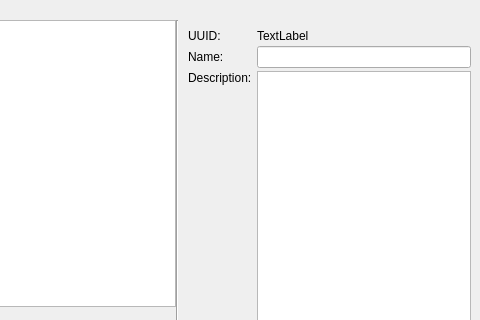
First picture: the form in libs/librepcb/libraryeditor/pkg/packageeditorwidget.ui, repository LibrePCB/LibrePCB, before the edit; both pictures show x 386 to 866 and y 0 to 320 of the 866 by 499 pixel window.
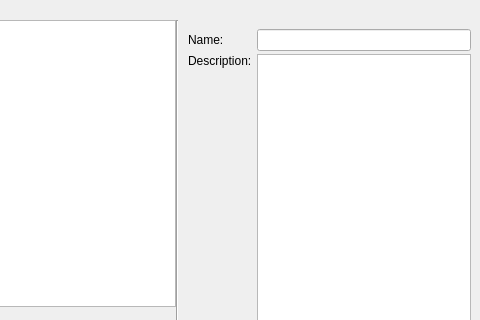
Second picture: the form after the edit. Custom widgets are drawn as their Qt base class.

Patch:
```diff
--- a/libs/librepcb/libraryeditor/pkg/packageeditorwidget.ui
+++ b/libs/librepcb/libraryeditor/pkg/packageeditorwidget.ui
@@ -149,40 +149,20 @@
         <number>9</number>
        </property>
        <item row="0" column="0">
-        <widget class="QLabel" name="label_3">
-         <property name="text">
-          <string>UUID:</string>
-         </property>
-        </widget>
-       </item>
-       <item row="0" column="1">
-        <widget class="QLabel" name="lblUuid">
-         <property name="text">
-          <string notr="true">TextLabel</string>
-         </property>
-         <property name="openExternalLinks">
-          <bool>true</bool>
-         </property>
-         <property name="textInteractionFlags">
-          <set>Qt::LinksAccessibleByMouse|Qt::TextSelectableByMouse</set>
-         </property>
-        </widget>
-       </item>
-       <item row="1" column="0">
         <widget class="QLabel" name="label_4">
          <property name="text">
           <string>Name:</string>
          </property>
         </widget>
        </item>
-       <item row="1" column="1">
+       <item row="0" column="1">
         <widget class="QLineEdit" name="edtName">
          <property name="maxLength">
           <number>50</number>
          </property>
         </widget>
        </item>
-       <item row="2" column="0">
+       <item row="1" column="0">
         <widget class="QLabel" name="label_5">
          <property name="text">
           <string>Description:</string>
@@ -192,7 +172,7 @@
          </property>
         </widget>
        </item>
-       <item row="2" column="1">
+       <item row="1" column="1">
         <widget class="QPlainTextEdit" name="edtDescription"/>
        </item>
        <item row="3" column="0">
```
Left out of the diff: 18 changed lines with no effect on the pictures.
